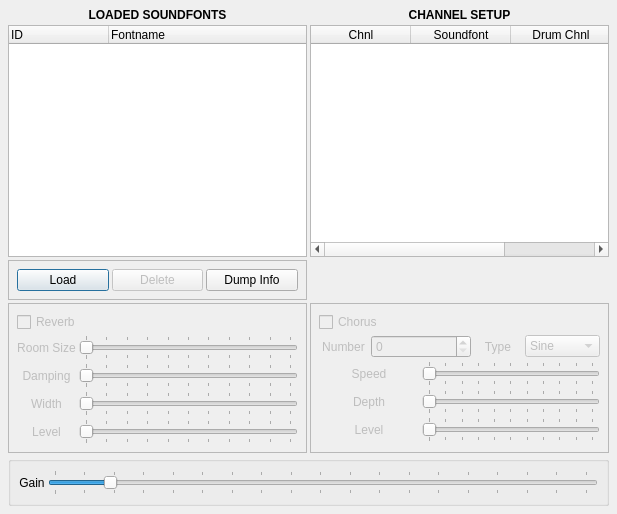
This is src/synti/fluidsynth/fluidsynthguibase.ui in emrum/muse as Qt 5 draws it before an edit. The edited form follows.
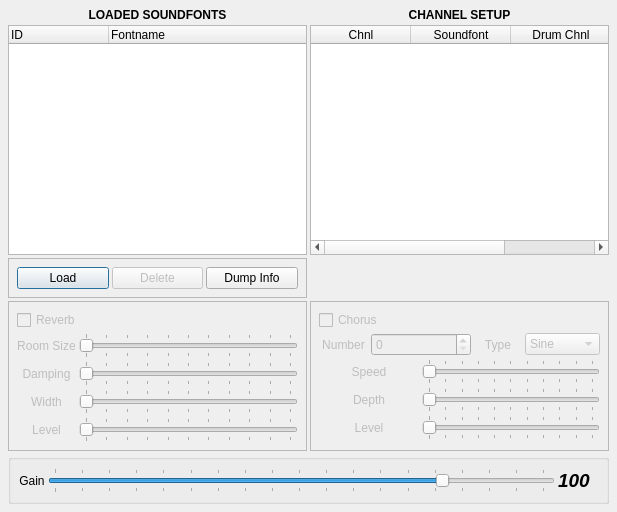
This is the edited form. Icons and pictures are not drawn.

Diff of the .ui file:
```diff
--- a/src/synti/fluidsynth/fluidsynthguibase.ui
+++ b/src/synti/fluidsynth/fluidsynthguibase.ui
@@ -7,17 +7,14 @@
     <x>0</x>
     <y>0</y>
     <width>617</width>
-    <height>514</height>
+    <height>512</height>
    </rect>
   </property>
   <property name="windowTitle">
    <string>FLUID Synth</string>
   </property>
-  <layout class="QHBoxLayout" name="_2">
-   <property name="spacing">
-    <number>1</number>
-   </property>
-   <item>
+  <layout class="QGridLayout" name="gridLayout">
+   <item row="0" column="0">
     <layout class="QGridLayout" name="FluidGrid">
      <item row="2" column="0">
       <widget class="QFrame" name="DiskButtons">
@@ -466,7 +463,7 @@
        <property name="title">
         <string/>
        </property>
-       <layout class="QHBoxLayout">
+       <layout class="QHBoxLayout" name="horizontalLayout">
         <item>
          <widget class="QLabel" name="GainLabel">
           <property name="text">
@@ -492,7 +489,7 @@
            <number>5</number>
           </property>
           <property name="value">
-           <number>13</number>
+           <number>100</number>
           </property>
           <property name="tracking">
            <bool>true</bool>
@@ -508,6 +505,27 @@
           </property>
          </widget>
         </item>
+        <item>
+         <widget class="QLabel" name="labelGainValue">
+          <property name="minimumSize">
+           <size>
+            <width>40</width>
+            <height>0</height>
+           </size>
+          </property>
+          <property name="font">
+           <font>
+            <pointsize>14</pointsize>
+            <weight>75</weight>
+            <italic>true</italic>
+            <bold>true</bold>
+           </font>
+          </property>
+          <property name="text">
+           <string>100</string>
+          </property>
+         </widget>
+        </item>
        </layout>
       </widget>
      </item>
```
Left out of the diff: 19 changed lines with no effect on the pictures.
